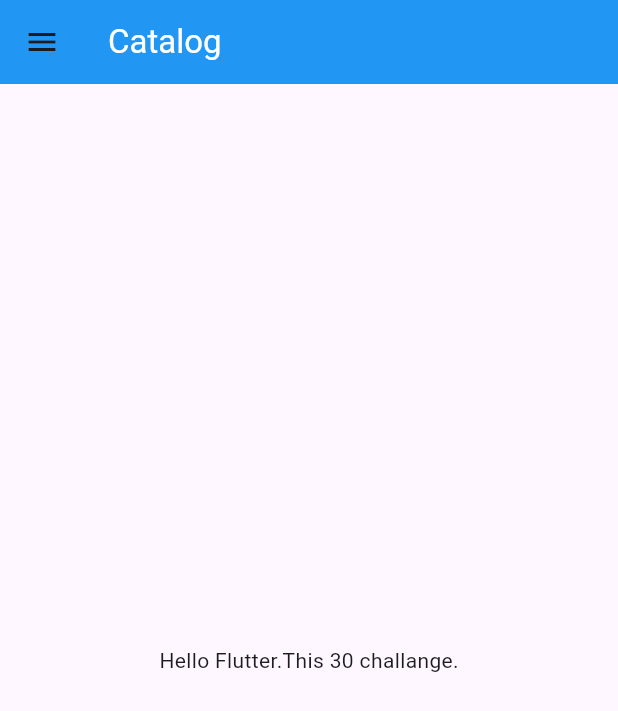
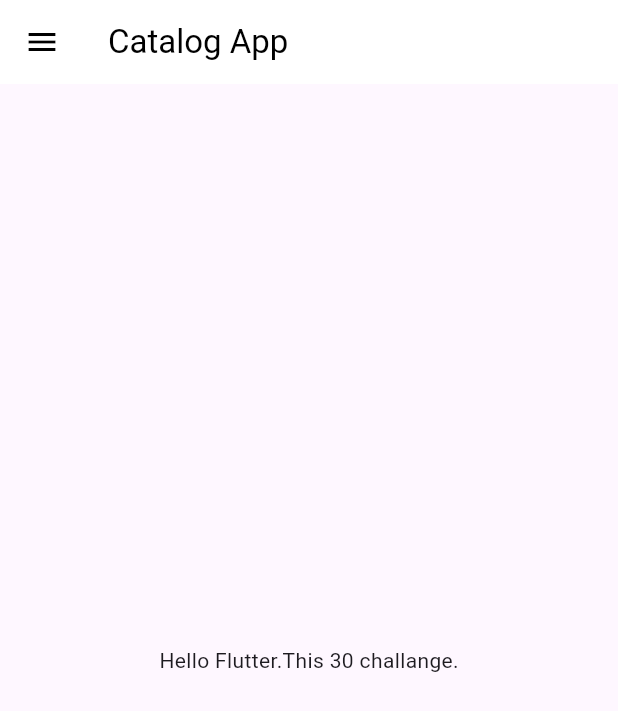
Before and after one commit to rifathasanpriyo/flutter_30days, a Flutter app: the screen it shows after launch, on a phone screen of 412 x 824 dp. Shown: the top 711 px of the screen. Run offline on Flutter 3.47's test engine with Material 3 defaults, Android fonts, the phone set to English and light mode, and no system bars.

Commit message:
day11
appBar(theme,colour etc)

```diff
--- a/lib/main.dart
+++ b/lib/main.dart
@@ -4,6 +4,7 @@ import 'package:flutter/material.dart';
 import 'package:flutter_day2/page/homepage.dart';
 import 'package:flutter_day2/page/login_page.dart';
 import 'package:flutter_day2/utils/routes.dart';
+import 'package:flutter_day2/widgets/theme.dart';
 
 
 void main()
@@ -19,14 +20,9 @@ class MyApp extends StatelessWidget {
     return MaterialApp(
       // home: homePage(),
       themeMode: ThemeMode.light,
-      theme: ThemeData(
-        primarySwatch: Colors.red
-
-      ),
+      theme: MyTheme.lightTheme(context),
       debugShowCheckedModeBanner: false,
-      darkTheme: ThemeData(
-        brightness: Brightness.dark,
-      ),
+      darkTheme: MyTheme.darkTheme(context),
       initialRoute: MyRoutes.homeRoute,
       routes: {
         // "/":(context) => LoginPage(),
--- a/lib/page/homepage.dart
+++ b/lib/page/homepage.dart
@@ -10,8 +10,8 @@ class homePage extends StatelessWidget {
 String name="Flutter";
     return Scaffold(
         appBar: AppBar(
-          title: const Text("Catalog",style: TextStyle(color: Colors.white),),
-          backgroundColor: Colors.blue,
+          title: Text("Catalog App",style: TextStyle(color: Colors.black),),
+
         ),
         body: Center(
           child: Container(
--- /dev/null
+++ b/lib/widgets/theme.dart
@@ -0,0 +1,22 @@
+import 'package:flutter/material.dart';
+
+class MyTheme{
+static ThemeData lightTheme(BuildContext context)=>ThemeData(
+        primarySwatch: Colors.blue,
+        appBarTheme: AppBarTheme(
+          color: Colors.white,
+          iconTheme: IconThemeData(color: Colors.black),
+          elevation: 0.0,
+
+        )
+
+      );
+      static ThemeData darkTheme(BuildContext context)=>ThemeData(
+        brightness: Brightness.dark,
+
+        );
+
+
+
+
+}
```
